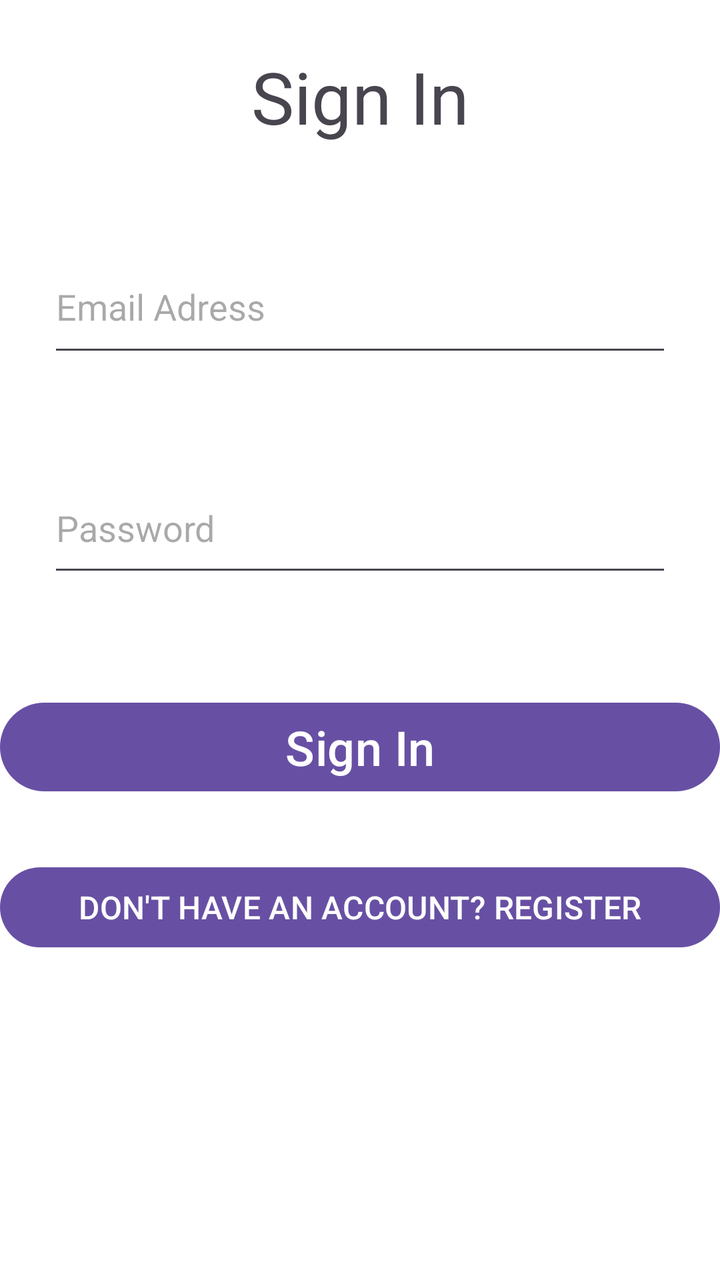
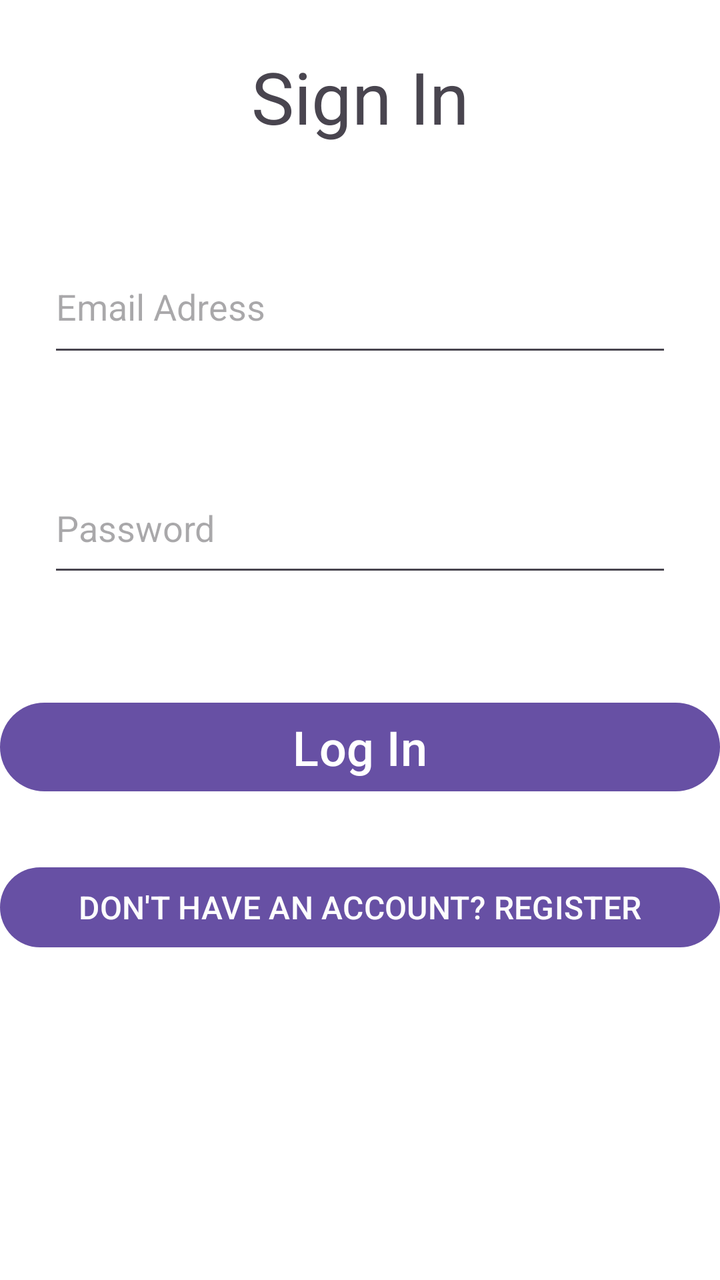

Screens rendered from an Android XML layout before and after an edit, with the pre-edit source and the edit as a unified diff.
<!-- AndroidManifest.xml: application theme Theme.FinalProjShab -->
<!-- res/layout/activity_sign_in.xml -->
<?xml version="1.0" encoding="utf-8"?>
<LinearLayout xmlns:android="http://schemas.android.com/apk/res/android"
    xmlns:app="http://schemas.android.com/apk/res-auto"
    xmlns:tools="http://schemas.android.com/tools"
    android:id="@+id/main"
    android:layout_width="match_parent"
    android:layout_height="match_parent"
    android:layout_margin="1dp"
    android:background="#FFFFFF"
    android:orientation="vertical"
    app:layoutDescription="@xml/activity_sign_in_scene"
    tools:context=".ViewPkg.SignIn">

    <TextView
        android:id="@+id/textView"
        android:layout_width="match_parent"
        android:layout_height="wrap_content"
        android:layout_margin="24dp"
        android:gravity="center"
        android:text="Sign In"
        android:textSize="36dp" />

    <EditText
        android:id="@+id/editTextText"
        android:layout_width="match_parent"
        android:layout_height="63dp"
        android:layout_margin="24dp"
        android:hint="Email Adress"


        android:inputType="text" />

    <EditText
        android:id="@+id/editTextText2"
        android:layout_width="match_parent"
        android:layout_height="62dp"
        android:layout_margin="24dp"
        android:hint="Password"
        android:inputType="text" />

    <Button
        android:id="@+id/button2"
        android:layout_width="match_parent"
        android:layout_height="wrap_content"
        android:layout_marginTop="30dp"
        android:text="Sign In"

        android:textColorLink="#673AB7"
        android:textSize="24sp" />

    <Button
        android:id="@+id/button"
        android:layout_width="match_parent"
        android:layout_height="wrap_content"
        android:layout_marginTop="30dp"
        android:shadowColor="#753333"
        android:text="DON'T HAVE AN ACCOUNT? REGISTER"
        android:textColor="#FDFDFD"
        android:textColorLink="#673AB7"
        android:textSize="16sp"
        app:rippleColor="#B15252"
        app:strokeColor="#877E7E" />

</LinearLayout>
<!-- resources referenced by this layout -->
<resources>
  <style name="Theme.FinalProjShab" parent="Base.Theme.FinalProjShab" />
  <style name="Base.Theme.FinalProjShab" parent="Theme.Material3.DayNight.NoActionBar">
          
          
      </style>
</resources>

<!-- the commit's change to res/layout/activity_sign_in.xml (unified diff, before → after) -->
@@ -43,7 +43,7 @@
         android:layout_width="match_parent"
         android:layout_height="wrap_content"
         android:layout_marginTop="30dp"
-        android:text="Sign In"
+        android:text="Log In"
 
         android:textColorLink="#673AB7"
         android:textSize="24sp" />
